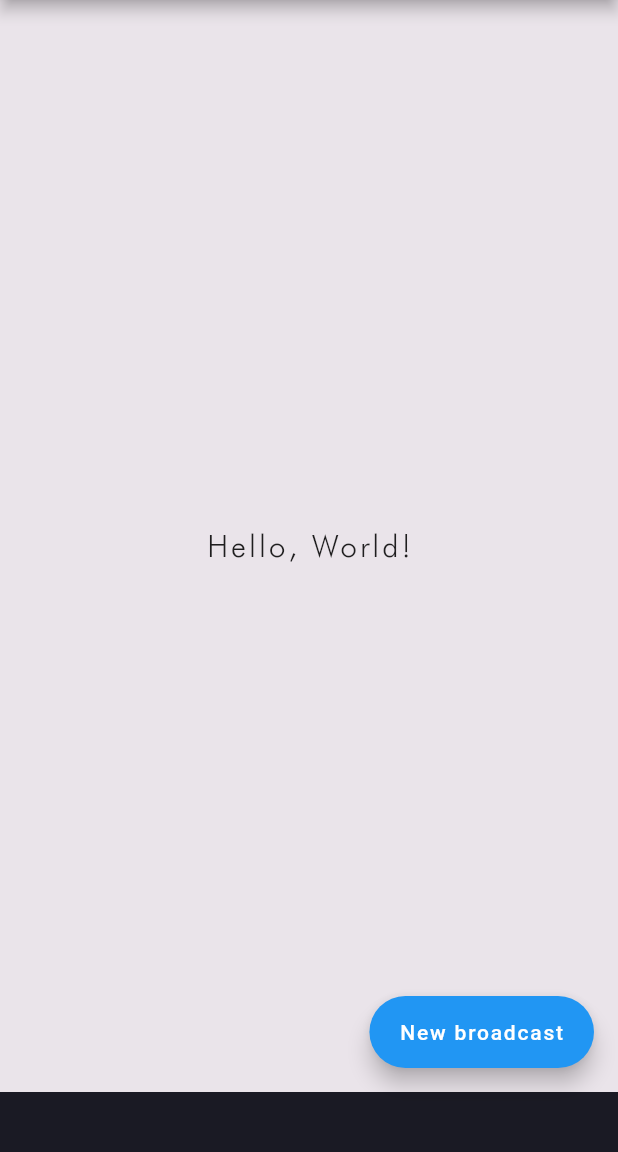
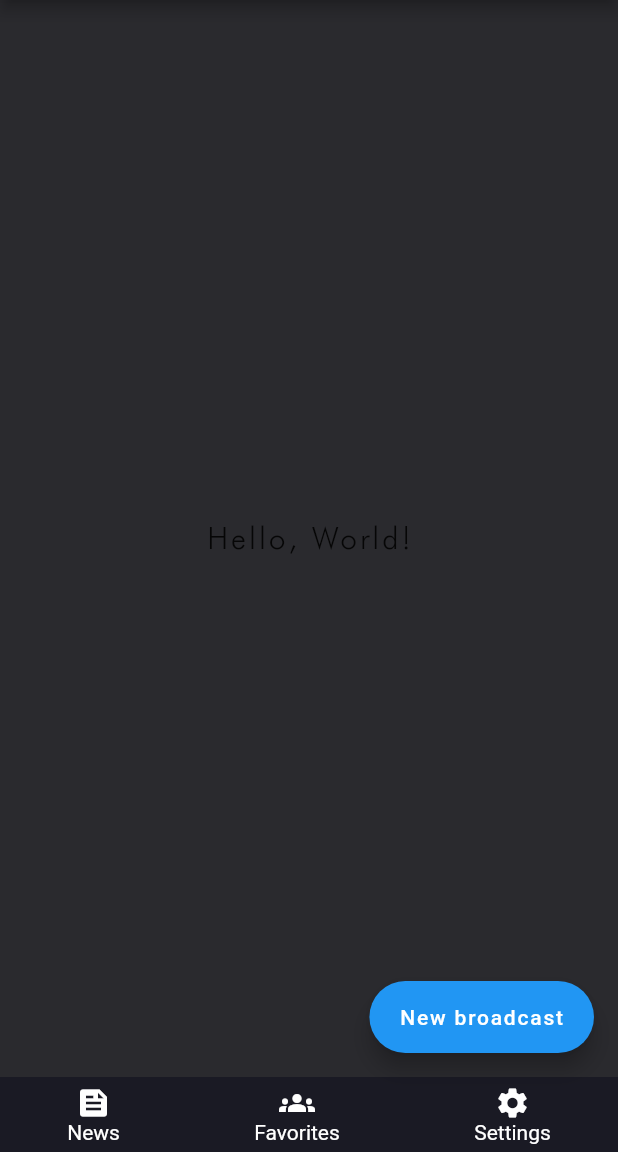
Before and after one commit to Benjovengo/DAppsage, a Flutter app: the screen it shows after launch, on a phone screen of 412 x 824 dp, the part 84-1236 px from its top. Run offline on Flutter 3.47's test engine with Material 2 defaults, Android fonts, the phone set to English and light mode, and no system bars.

Commit message:
update the Home page
- Change the backgrund color of the AppBar.
- Change the background color of the body section.
- Add the icons and the corresponding labels of the links to the  other pages: News; Favorites; Settings.

The Favorites page will manage the favorite accounts and their broadcast messages.

Signed-off-by: Fabio Benjovengo <fabio.benjovengo@gmail.com>

```diff
--- a/front_end/lib/pages/home.dart
+++ b/front_end/lib/pages/home.dart
@@ -22,8 +22,9 @@ class Home extends StatelessWidget {
           ),
         ),
         centerTitle: true,
-        backgroundColor: const Color.fromRGBO(26, 26, 36, 1),
+        backgroundColor: const Color.fromRGBO(26, 26, 34, 1),
       ),
+      backgroundColor: const Color.fromRGBO(42, 42, 46, 1),
       body: const Center(
         child: Text(
           'Hello, World!',
@@ -34,14 +35,39 @@ class Home extends StatelessWidget {
           ),
         ),
       ),
-      backgroundColor: const Color.fromRGBO(234, 228, 234, 1),
       floatingActionButton: FloatingActionButton.extended(
         label: const Text("New broadcast"),
         onPressed: () {},
       ),
       bottomNavigationBar: Container(
-        height: 40.0,
+        height: 50.0,
         color: const Color.fromRGBO(26, 26, 36, 1),
+        child: Row(
+          mainAxisAlignment: MainAxisAlignment.spaceAround,
+          children: [
+            Column(
+              mainAxisAlignment: MainAxisAlignment.center,
+              children: const [
+                Icon(Icons.feed, color: Colors.white),
+                Text('News', style: TextStyle(color: Colors.white)),
+              ],
+            ),
+            Column(
+              mainAxisAlignment: MainAxisAlignment.center,
+              children: const [
+                Icon(Icons.groups, color: Colors.white),
+                Text('Favorites', style: TextStyle(color: Colors.white)),
+              ],
+            ),
+            Column(
+              mainAxisAlignment: MainAxisAlignment.center,
+              children: const [
+                Icon(Icons.settings, color: Colors.white),
+                Text('Settings', style: TextStyle(color: Colors.white)),
+              ],
+            ),
+          ],
+        ),
       ),
     );
   }
```
